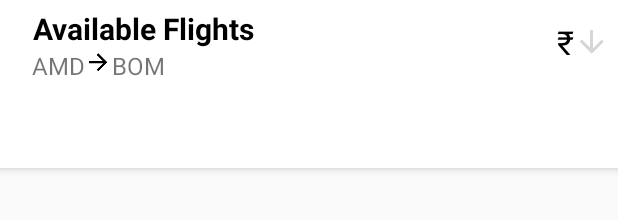
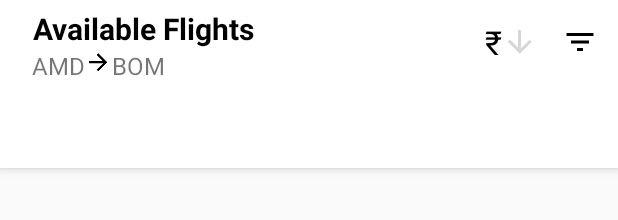
Before and after one commit to rutvik106/BhagwatiHolidays, an Android app: the layout activity_flight_search_result.xml on its own in the app's theme, with its tools: preview values and no code run, on a phone screen of 412 x 824 dp. Shown: the top 220 px of the screen. Run offline under Robolectric (Android 15) with nearby library versions, the phone set to English and light mode, and no system bars.

Commit message:
made flight search result rows in recycler view animate while sorting and filtering

```diff
--- a/app/src/main/java/model/FlightDetails.java
+++ b/app/src/main/java/model/FlightDetails.java
@@ -9,4 +9,10 @@ public interface FlightDetails
 
     double getPrice();
 
+    boolean getFlightType(String name);
+/**
+    boolean isVisible();
+
+    void setVisibility(boolean isVisible);*/
+
 }
--- a/app/src/main/res/layout/activity_flight_search_result.xml
+++ b/app/src/main/res/layout/activity_flight_search_result.xml
@@ -21,16 +21,16 @@
             android:layout_height="match_parent">
 
             <LinearLayout
-                android:padding="5dp"
                 android:layout_width="wrap_content"
                 android:layout_height="match_parent"
-                android:orientation="vertical">
+                android:orientation="vertical"
+                android:padding="5dp">
 
                 <TextView
-                    android:gravity="center"
                     android:id="@+id/tv_toolbarTitle"
                     android:layout_width="wrap_content"
                     android:layout_height="wrap_content"
+                    android:gravity="center"
                     android:text="Available Flights"
                     android:textColor="@android:color/black"
                     android:textSize="20sp"
@@ -42,11 +42,11 @@
                     android:orientation="horizontal">
 
                     <TextView
-                        android:text="AMD"
-                        android:layout_gravity="center"
                         android:id="@+id/tv_origin"
                         android:layout_width="wrap_content"
                         android:layout_height="wrap_content"
+                        android:layout_gravity="center"
+                        android:text="AMD"
                         android:textSize="16sp"/>
 
                     <ImageView
@@ -57,20 +57,20 @@
                         android:visibility="gone"/>
 
                     <ImageView
-                        android:layout_gravity="center"
                         android:id="@+id/iv_oneWay"
                         android:layout_width="wrap_content"
                         android:layout_height="wrap_content"
+                        android:layout_gravity="center"
                         android:src="@drawable/ic_arrow_forward_black_18dp"
                         android:visibility="visible"/>
 
 
                     <TextView
-                        android:text="BOM"
-                        android:layout_gravity="center"
                         android:id="@+id/tv_destination"
                         android:layout_width="wrap_content"
                         android:layout_height="wrap_content"
+                        android:layout_gravity="center"
+                        android:text="BOM"
                         android:textSize="16sp"/>
 
                 </LinearLayout>
@@ -79,32 +79,46 @@
 
             <LinearLayout
                 android:layout_width="0dp"
-                android:padding="5dp"
                 android:layout_height="match_parent"
                 android:layout_weight="1"
-                android:gravity="right|center_vertical">
+                android:gravity="right|center_vertical"
+                android:padding="5dp">
 
                 <LinearLayout
                     android:id="@+id/ll_sortByPrice"
                     android:layout_width="wrap_content"
                     android:layout_height="match_parent"
-                    android:orientation="horizontal">
+                    android:orientation="horizontal"
+                    android:padding="8dp">
 
 
                     <TextView
-                        android:gravity="center"
                         android:layout_width="wrap_content"
                         android:layout_height="match_parent"
-                        android:textSize="22sp"
+                        android:gravity="center"
+                        android:text="@string/rs"
                         android:textColor="@android:color/black"
-                        android:text="@string/rs"/>
+                        android:textSize="22sp"/>
 
                     <ImageView
-                        android:tint="@color/bb_inActiveBottomBarItemColor"
                         android:layout_width="wrap_content"
                         android:layout_height="match_parent"
-                        android:src="@drawable/ic_arrow_downward_black_24dp"/>
+                        android:src="@drawable/ic_arrow_downward_black_24dp"
+                        android:tint="@color/bb_inActiveBottomBarItemColor"/>
 
+
+                </LinearLayout>
+
+                <LinearLayout
+                    android:id="@+id/ll_filterFlights"
+                    android:layout_width="wrap_content"
+                    android:layout_height="match_parent"
+                    android:padding="8dp">
+
+                    <ImageView
+                        android:layout_width="wrap_content"
+                        android:layout_height="match_parent"
+                        android:src="@drawable/ic_filter_list_black_24dp"/>
 
                 </LinearLayout>
 
```
Also changed, not shown: app/src/main/java/adapter/FlightSearchResultAdapter.java (+128 -4 lines), app/src/main/java/bhfragment/FlightResultFragment.java (+7 -12 lines), app/src/main/java/com/rutvik/bhagwatiholidays/ActivityFlightSearchResult.java (+86 -13 lines), app/src/main/java/component/FlightSearchResultComponent.java (+23 -1 lines), app/src/main/java/model/MultiFlightResult.java (+25 -0 lines), app/src/main/java/model/SingleFlightResult.java (+26 -0 lines), app/src/main/java/viewholders/EmptyVH.java (added, +33 -0 lines), app/src/main/java/viewholders/MultiFlightResultVH.java (+10 -0 lines), app/src/main/java/viewholders/SingleFlightResultVH.java (+12 -0 lines), app/src/main/res/layout/single_empty_view_row.xml (added, +68 -0 lines), app/src/main/res/drawable-hdpi/ic_filter_list_black_24dp.png (added), app/src/main/res/drawable-mdpi/ic_filter_list_black_24dp.png (added), app/src/main/res/drawable-xhdpi/ic_filter_list_black_24dp.png (added), app/src/main/res/drawable-xxhdpi/ic_filter_list_black_24dp.png (added), 1 more files.
